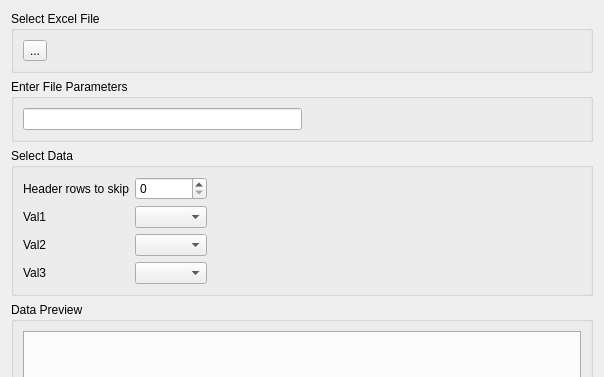
Qt form RepTate/gui/import_excel_dialog.ui (jorge-ramirez-upm/RepTate) before a commit; both pictures show x 0 to 604 and y 0 to 377 of the 604 by 603 pixel window.
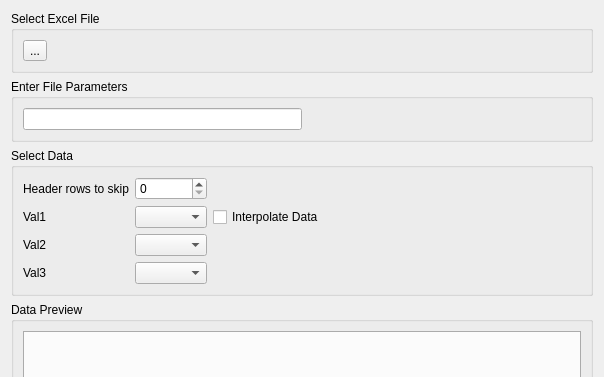
The same form after that commit.

Commit message: Improve slightly import from Excel (clean and interpolate data)

```diff
--- a/RepTate/gui/import_excel_dialog.ui
+++ b/RepTate/gui/import_excel_dialog.ui
@@ -140,6 +140,16 @@
           </property>
          </spacer>
         </item>
+        <item row="2" column="2">
+         <widget class="QCheckBox" name="cbInterpolate">
+          <property name="toolTip">
+           <string>&lt;html&gt;&lt;head/&gt;&lt;body&gt;&lt;p&gt;If ncol&amp;gt;2 and columns 2 and 3 don't share the same x values, the data is interpolated&lt;/p&gt;&lt;/body&gt;&lt;/html&gt;</string>
+          </property>
+          <property name="text">
+           <string>Interpolate Data</string>
+          </property>
+         </widget>
+        </item>
        </layout>
       </item>
      </layout>
```
Left out of the diff: 1 changed line with no effect on the pictures. The commit also changes 1 other file.
